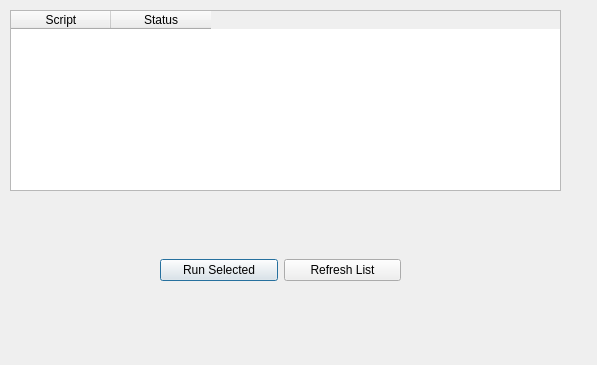
This is safe_qgis/script_dialog.ui in gvallarelli/inasafe as Qt 5 draws it before an edit. The edited form follows.
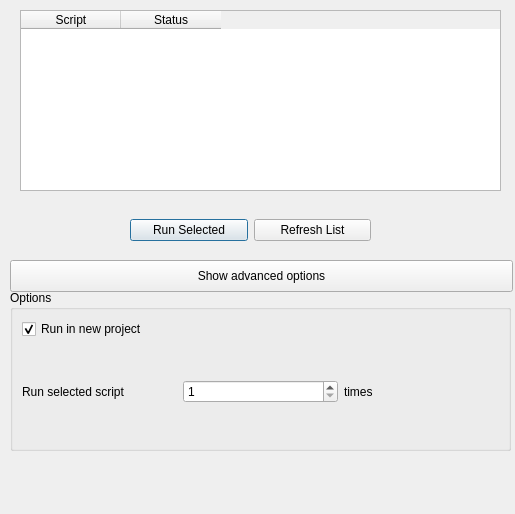
This is the edited form.

Commit message: add option in script dialog

The edit to the form file:
```diff
--- a/safe_qgis/script_dialog.ui
+++ b/safe_qgis/script_dialog.ui
@@ -6,8 +6,8 @@
    <rect>
     <x>0</x>
     <y>0</y>
-    <width>597</width>
-    <height>365</height>
+    <width>515</width>
+    <height>514</height>
    </rect>
   </property>
   <property name="windowTitle">
@@ -16,9 +16,9 @@
   <widget class="QTableWidget" name="tblScript">
    <property name="geometry">
     <rect>
-     <x>10</x>
+     <x>20</x>
      <y>10</y>
-     <width>551</width>
+     <width>481</width>
      <height>181</height>
     </rect>
    </property>
@@ -51,8 +51,8 @@
   <widget class="QWidget" name="horizontalLayoutWidget">
    <property name="geometry">
     <rect>
-     <x>160</x>
-     <y>250</y>
+     <x>130</x>
+     <y>210</y>
      <width>241</width>
      <height>41</height>
     </rect>
@@ -74,6 +74,84 @@
     </item>
    </layout>
   </widget>
+  <widget class="QGroupBox" name="gboOptions">
+   <property name="geometry">
+    <rect>
+     <x>10</x>
+     <y>290</y>
+     <width>501</width>
+     <height>161</height>
+    </rect>
+   </property>
+   <property name="title">
+    <string>Options</string>
+   </property>
+   <property name="checkable">
+    <bool>false</bool>
+   </property>
+   <layout class="QVBoxLayout" name="verticalLayout">
+    <item>
+     <widget class="QCheckBox" name="cboNewProject">
+      <property name="text">
+       <string>Run in new project</string>
+      </property>
+      <property name="checked">
+       <bool>true</bool>
+      </property>
+     </widget>
+    </item>
+    <item>
+     <layout class="QHBoxLayout" name="horizontalLayout_2">
+      <item>
+       <widget class="QLabel" name="label">
+        <property name="text">
+         <string>Run selected script </string>
+        </property>
+       </widget>
+      </item>
+      <item>
+       <widget class="QSpinBox" name="sboCount">
+        <property name="suffix">
+         <string/>
+        </property>
+        <property name="prefix">
+         <string/>
+        </property>
+        <property name="minimum">
+         <number>1</number>
+        </property>
+       </widget>
+      </item>
+      <item>
+       <widget class="QLabel" name="label_2">
+        <property name="text">
+         <string>times</string>
+        </property>
+       </widget>
+      </item>
+     </layout>
+    </item>
+   </layout>
+  </widget>
+  <widget class="QPushButton" name="pbnAdvanced">
+   <property name="geometry">
+    <rect>
+     <x>10</x>
+     <y>260</y>
+     <width>503</width>
+     <height>32</height>
+    </rect>
+   </property>
+   <property name="text">
+    <string>Show advanced options</string>
+   </property>
+   <property name="checkable">
+    <bool>true</bool>
+   </property>
+   <property name="checked">
+    <bool>false</bool>
+   </property>
+  </widget>
  </widget>
  <resources/>
  <connections/>
```
The commit also changes 2 other files.
